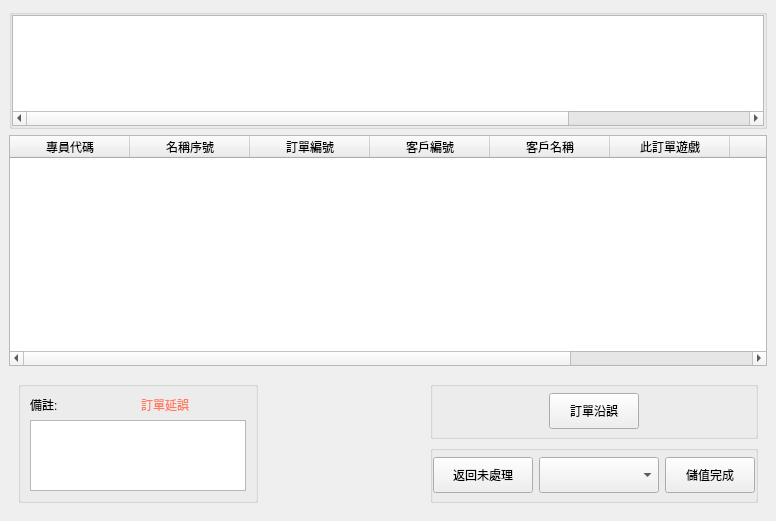
Above: src/AdbClient/StageOrder/LayerGetOrder1.ui from roger0816/Adb before the change. Below: the same form after it.
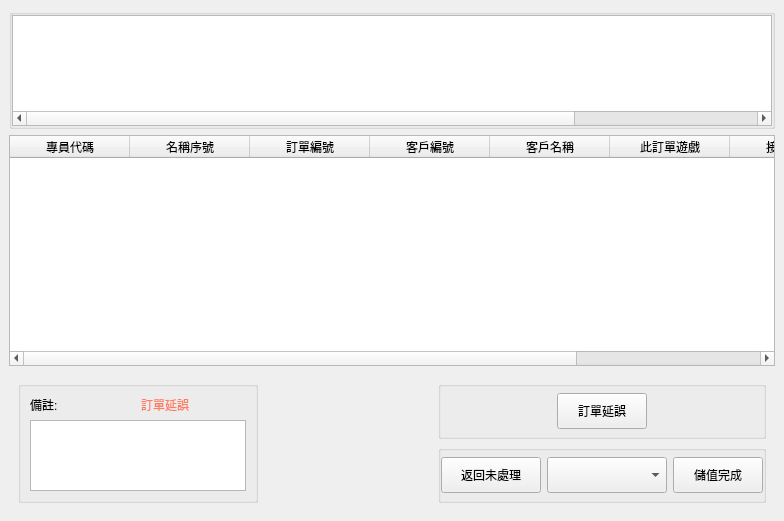
That is the form after the change. Custom widgets are drawn as their Qt base class.

The edit to the form file:
```diff
--- a/src/AdbClient/StageOrder/LayerGetOrder1.ui
+++ b/src/AdbClient/StageOrder/LayerGetOrder1.ui
@@ -6,7 +6,7 @@
    <rect>
     <x>0</x>
     <y>0</y>
-    <width>774</width>
+    <width>784</width>
     <height>521</height>
    </rect>
   </property>
@@ -234,7 +234,7 @@
                 </size>
                </property>
                <property name="text">
-                <string>訂單沿誤</string>
+                <string>訂單延誤</string>
                </property>
                <property name="checkable">
                 <bool>true</bool>
```
